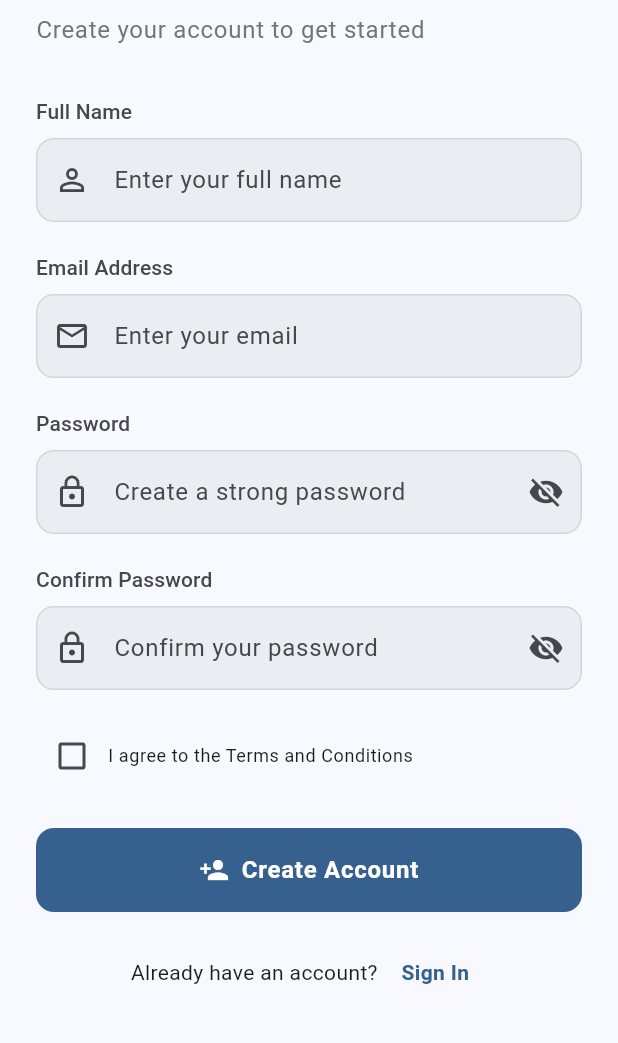
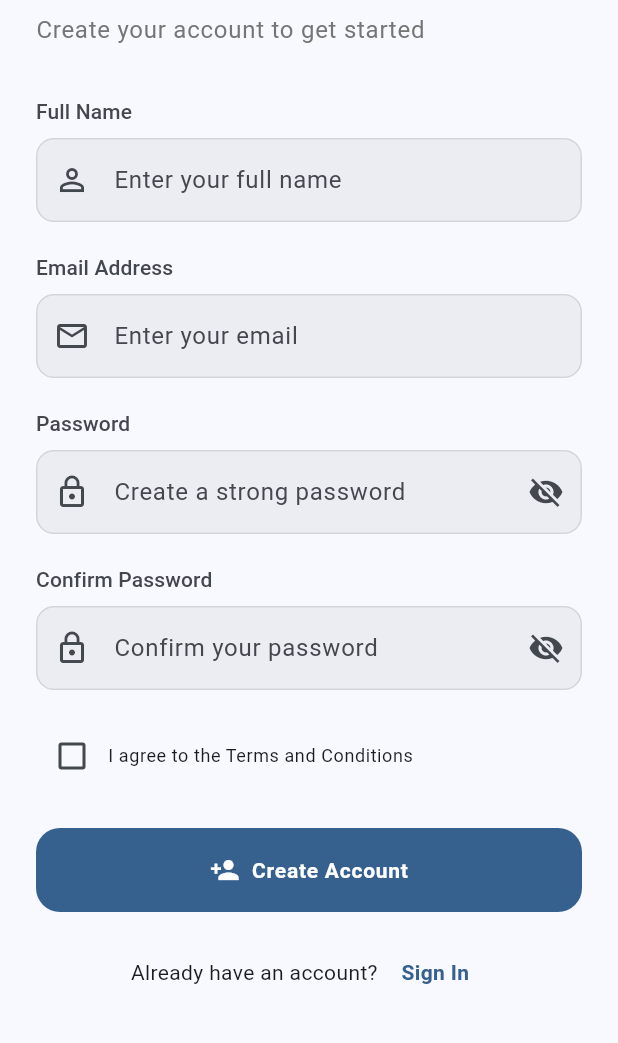
Before and after one commit to kalviumcommunity/S64-Mar26-Team01-FFDP, a Flutter app: the screen it shows after launch, after a tap on "Sign In", after a tap on "Sign Up", on a phone screen of 412 x 824 dp, the part 96-1139 px from its top. Run offline on Flutter 3.47's test engine with Material 3 defaults, Android fonts, the phone set to English and light mode, and no system bars; our stand-ins replace cached_network_image, cloud_firestore, firebase_auth, firebase_core, firebase_storage, flutter_image_compress; accounts and stored records are empty.

Commit message:
feat(widgets): create PostCard, UserAvatar, and refine PrimaryButton for task 3.22

```diff
--- a/lib/widgets/primary_button.dart
+++ b/lib/widgets/primary_button.dart
@@ -16,25 +16,28 @@
 
   @override
   Widget build(BuildContext context) {
-    // We use a SizedBox to easily control the button's dimensions across layouts
+    final theme = Theme.of(context);
     return SizedBox(
-      width: double.infinity, // Automatically fills the available horizontal space
-      height: 56.0, // Standard minimum touch target height per Material guidelines
+      width: double.infinity,
+      height: 56.0,
       child: FilledButton(
         style: FilledButton.styleFrom(
+          backgroundColor: theme.colorScheme.primary,
+          foregroundColor: theme.colorScheme.onPrimary,
           shape: RoundedRectangleBorder(
-            borderRadius: BorderRadius.circular(12), // Modern rounded corners
+            borderRadius: BorderRadius.circular(16),
           ),
+          elevation: 0,
           padding: const EdgeInsets.symmetric(horizontal: 24, vertical: 16),
         ),
         onPressed: isLoading ? null : onPressed,
         child: isLoading
-            ? const SizedBox(
+            ? SizedBox(
                 height: 24,
                 width: 24,
                 child: CircularProgressIndicator(
-                  strokeWidth: 2.5,
-                  color: Colors.white,
+                  strokeWidth: 2,
+                  color: theme.colorScheme.onPrimary,
                 ),
               )
             : Row(
@@ -46,10 +49,10 @@
                   ],
                   Text(
                     label,
-                    style: const TextStyle(
-                      fontSize: 16,
-                      fontWeight: FontWeight.w600,
+                    style: theme.textTheme.labelLarge?.copyWith(
+                      fontWeight: FontWeight.bold,
                       letterSpacing: 0.5,
+                      color: theme.colorScheme.onPrimary,
                     ),
                   ),
                 ],
```
Also changed, not shown: lib/widgets/post_card.dart (added, +162 -0 lines), lib/widgets/user_avatar.dart (added, +58 -0 lines).
